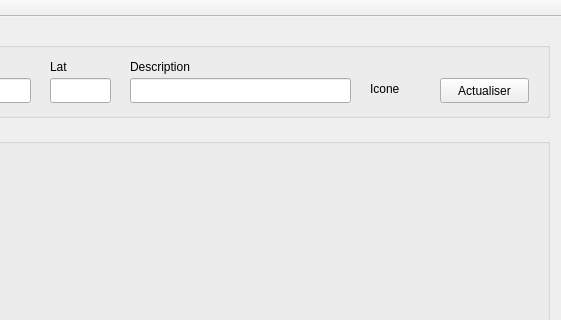
Old version of the form TP5_WeatherStation/TP5_WeatherStation.ui in the repository Cortard/QualiDev; both pictures show x 301 to 862 and y 0 to 320 of the 862 by 613 pixel window.
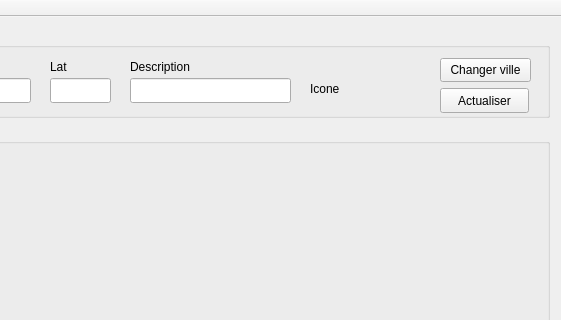
New version of the form.

Commit message: Multiple city

Patch:
```diff
--- a/TP5_WeatherStation/TP5_WeatherStation.ui
+++ b/TP5_WeatherStation/TP5_WeatherStation.ui
@@ -36,7 +36,7 @@
        <property name="geometry">
         <rect>
          <x>730</x>
-         <y>50</y>
+         <y>60</y>
          <width>89</width>
          <height>25</height>
         </rect>
@@ -145,7 +145,7 @@
         <rect>
          <x>420</x>
          <y>50</y>
-         <width>221</width>
+         <width>161</width>
          <height>25</height>
         </rect>
        </property>
@@ -153,9 +153,9 @@
       <widget class="QLabel" name="label_8">
        <property name="geometry">
         <rect>
-         <x>660</x>
+         <x>600</x>
          <y>40</y>
-         <width>51</width>
+         <width>111</width>
          <height>41</height>
         </rect>
        </property>
@@ -196,6 +196,19 @@
         </rect>
        </property>
       </widget>
+      <widget class="QPushButton" name="pushButton_city">
+       <property name="geometry">
+        <rect>
+         <x>730</x>
+         <y>30</y>
+         <width>91</width>
+         <height>24</height>
+        </rect>
+       </property>
+       <property name="text">
+        <string>Changer ville</string>
+       </property>
+      </widget>
      </widget>
     </item>
     <item>
```
Left out of the diff: 2 changed lines with no effect on the pictures. The commit also changes 11 other files.
